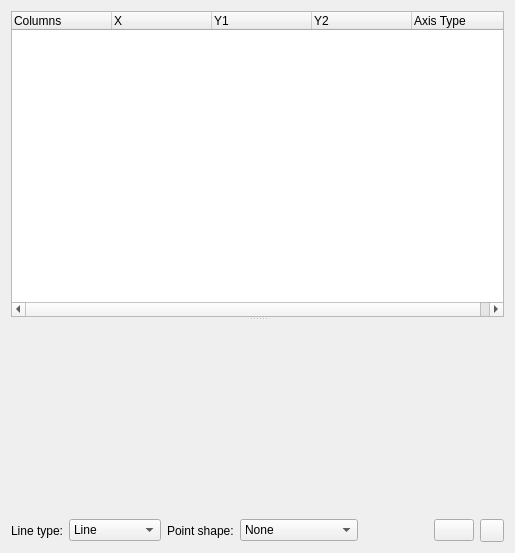
Qt form src/PlotDock.ui (sqlitebrowser/sqlitebrowser) before a commit.
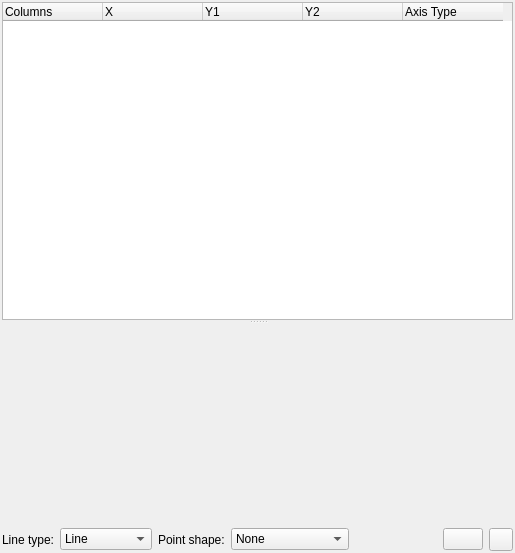
The same form after that commit. Icons and pictures are not drawn. Custom widgets are drawn as their Qt base class.

Commit message:
Reduce margin in docks
Reduce the margins in the layouts of the dock widgets in the main window
a bit. This reduces the amount of wasted screen space.

See issue #2299.

Diff of the .ui file:
```diff
--- a/src/PlotDock.ui
+++ b/src/PlotDock.ui
@@ -14,6 +14,18 @@
    <string>Plot</string>
   </property>
   <layout class="QVBoxLayout" name="verticalLayout">
+   <property name="leftMargin">
+    <number>2</number>
+   </property>
+   <property name="topMargin">
+    <number>2</number>
+   </property>
+   <property name="rightMargin">
+    <number>2</number>
+   </property>
+   <property name="bottomMargin">
+    <number>2</number>
+   </property>
    <item>
     <widget class="QSplitter" name="splitterForPlot">
      <property name="orientation">
```
The commit also changes 3 other files.
